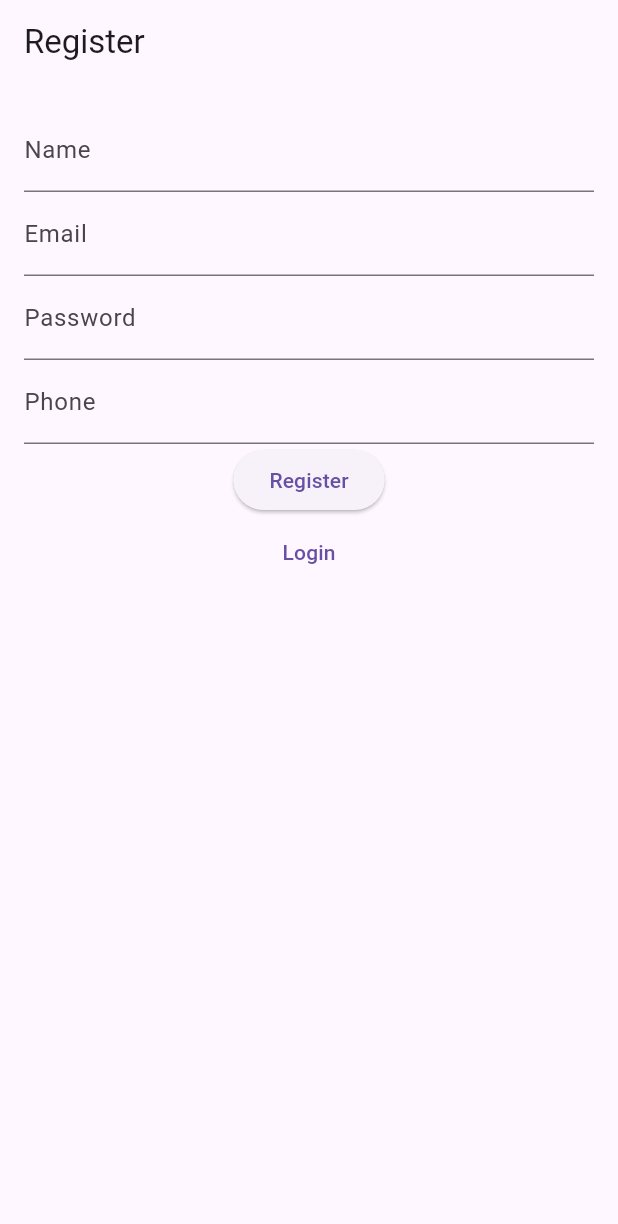
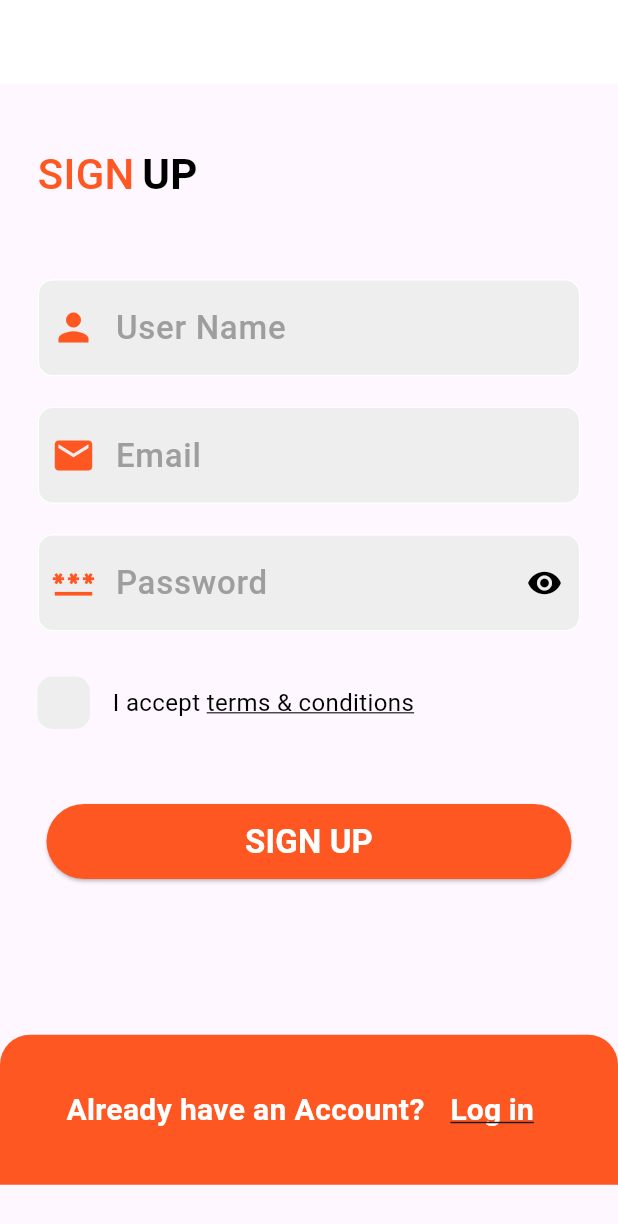
Before and after one commit to saeedbark/backend-fronted-sales-management, a Flutter app: the RegisterScreen screen opened by its route, on a phone screen of 412 x 824 dp. Shown: the top 1224 px of the screen. Run offline on Flutter 3.47's test engine with Material 3 defaults, Android fonts, the light colour scheme and no system bars; our stand-ins replace badges, dio, get, go_router, shared_preferences; missing offline and left inert: talker_dio_logger; accounts and stored records are empty.

Commit message:
refactor code and fixe navigator router

```diff
--- a/frontend/e_commerce/lib/main.dart
+++ b/frontend/e_commerce/lib/main.dart
@@ -1,11 +1,10 @@
 import 'package:e_commerce/routes/app_routes.dart';
 import 'package:flutter/material.dart';
-import 'package:get/get.dart';
 
 
-void main() async {
+void main()  {
   WidgetsFlutterBinding.ensureInitialized();
-  runApp(MyApp());
+  runApp(const MyApp());
 }
 
 class MyApp extends StatelessWidget {
@@ -15,8 +14,8 @@ class MyApp extends StatelessWidget {
   @override
   Widget build(BuildContext context) {
     return MaterialApp.router(
-      routeInformationParser: router.routeInformationParser,
-      routerDelegate: router.routerDelegate,
+
+      routerConfig: router,
       debugShowCheckedModeBanner: false,
     );
   }
--- a/frontend/e_commerce/lib/routes/app_routes.dart
+++ b/frontend/e_commerce/lib/routes/app_routes.dart
@@ -1,7 +1,7 @@
 import 'package:e_commerce/shared_pref/shared_preferences.dart';
 import 'package:e_commerce/src/products/products_view.dart';
-import 'package:e_commerce/src/login/login_view.dart';
-import 'package:e_commerce/src/register/register_view.dart';
+import 'package:e_commerce/src/auth/login/login_view.dart';
+import 'package:e_commerce/src/auth/register/register_view.dart';
 import 'package:go_router/go_router.dart';
 
 
@@ -15,8 +15,14 @@ final GoRouter router = GoRouter(
 
   initialLocation:AppRoutes.login ,
   redirect: (context, state) async{
-    final  token = await SharedPreferencesHelper.getString('token');
-   return token != null && token != '' ? AppRoutes.home : AppRoutes.login;
+    final token = await SharedPreferencesHelper.getString('token');
+    final isAuthenticated = token != null && token.isNotEmpty;
+
+    if (!isAuthenticated && state.location != AppRoutes.register) {
+      return AppRoutes.login;
+    }
+
+    return null;
   },
   routes: [
 
--- a/frontend/e_commerce/lib/src/login/login_controller.dart
+++ b/frontend/e_commerce/lib/src/auth/login/login_controller.dart
@@ -1,8 +1,8 @@
 import 'package:e_commerce/network/app_exceptions.dart';
 import 'package:e_commerce/routes/app_routes.dart';
 import 'package:e_commerce/shared_pref/shared_preferences.dart';
-import 'package:e_commerce/src/login/login_model.dart';
-import 'package:e_commerce/src/login/login_service.dart';
+import 'package:e_commerce/src/auth/login/login_model.dart';
+import 'package:e_commerce/src/auth/login/login_service.dart';
 import 'package:flutter/material.dart';
 import 'package:get/get.dart';
 import 'package:go_router/go_router.dart';
--- a/frontend/e_commerce/lib/src/login/login_view.dart
+++ b/frontend/e_commerce/lib/src/auth/login/login_view.dart
@@ -1,8 +1,6 @@
-
-
 import 'package:e_commerce/constent/my_string.dart';
 import 'package:e_commerce/routes/app_routes.dart';
-import 'package:e_commerce/src/login/login_controller.dart';
+import 'package:e_commerce/src/auth/login/login_controller.dart';
 import 'package:e_commerce/src/widget/auth/auth_button.dart';
 import 'package:e_commerce/src/widget/auth/auth_text_field_form.dart';
 import 'package:e_commerce/src/widget/auth/container_under.dart';
@@ -10,10 +8,10 @@ import 'package:e_commerce/src/widget/text_util.dart';
 import 'package:e_commerce/theme/theme.dart';
 import 'package:flutter/material.dart';
 import 'package:get/get.dart';
+import 'package:go_router/go_router.dart';
 
 class LoginScreen extends StatelessWidget {
   const LoginScreen({super.key});
-
 
   @override
   Widget build(BuildContext context) {
@@ -22,12 +20,12 @@ class LoginScreen extends StatelessWidget {
       child: Scaffold(
         backgroundColor: context.theme.scaffoldBackgroundColor,
         appBar: AppBar(
-          backgroundColor: Get.isDarkMode ? blackColor:Colors.white ,
+          backgroundColor: Get.isDarkMode ? blackColor : Colors.white,
           elevation: 0,
         ),
         body: SingleChildScrollView(
           child: Form(
-            key:controller. formKey,
+            key: controller.formKey,
             child: Column(
               children: [
                 Container(
@@ -45,16 +43,15 @@ class LoginScreen extends StatelessWidget {
                               fontWeight: FontWeight.w500,
                               text: 'LOG',
                               color: Colors.deepOrange,
-                                underline: TextDecoration.none,),
-                            const SizedBox(
-                              width: 5
+                              underline: TextDecoration.none,
                             ),
+                            const SizedBox(width: 5),
                             TextUtils(
                                 fontSize: 28,
                                 fontWeight: FontWeight.bold,
                                 text: 'IN',
                                 color:
-                                    Get.isDarkMode ?  Colors.white : blackColor ,
+                                    Get.isDarkMode ? Colors.white : blackColor,
                                 underline: TextDecoration.none)
                           ],
                         ),
@@ -62,7 +59,7 @@ class LoginScreen extends StatelessWidget {
                           height: 50,
                         ),
                         authTextFromField(
-                          controller:controller. emailController,
+                          controller: controller.emailController,
                           obscureText: false,
                           cursorColor: Colors.black,
                           fillColor: Colors.grey.shade200,
@@ -93,7 +90,7 @@ class LoginScreen extends StatelessWidget {
                         ),
                         GetBuilder<LoginController>(builder: (_) {
                           return authTextFromField(
-                            controller:controller. passwordController,
+                            controller: controller.passwordController,
                             obscureText: controller.isVisibilty ? false : true,
                             cursorColor: Colors.black,
                             fillColor: Colors.grey.shade200,
@@ -143,8 +140,8 @@ class LoginScreen extends StatelessWidget {
                                 fontWeight: FontWeight.normal,
                                 text: 'Forget Password? ',
                                 color: Get.isDarkMode
-                                    ?
-                                    Colors.white :Colors.black,
+                                    ? Colors.white
+                                    : Colors.black,
                                 underline: TextDecoration.none),
                           ),
                         ),
@@ -167,7 +164,7 @@ class LoginScreen extends StatelessWidget {
                             fontSize: 22,
                             fontWeight: FontWeight.normal,
                             text: 'OR',
-                            color: Get.isDarkMode ?   Colors.white : Colors.black,
+                            color: Get.isDarkMode ? Colors.white : Colors.black,
                             underline: TextDecoration.none),
                         const SizedBox(
                           height: 10,
@@ -175,9 +172,9 @@ class LoginScreen extends StatelessWidget {
                         Row(
                           mainAxisAlignment: MainAxisAlignment.center,
                           children: [
-                           GetBuilder<LoginController>(builder: (_){
-                             return  InkWell(
-                               onTap: (){
+                            GetBuilder<LoginController>(builder: (_) {
+                              return InkWell(
+                                onTap: () {
                                   //controller.googleSignUpApp();
                                 },
                                 child: Image.asset(
@@ -196,9 +193,8 @@ class LoginScreen extends StatelessWidget {
                 ContainerUnder(
                   text: "Don't have an Account?",
                   textType: 'Sign up',
-                    onPress: () {
-                      Get.offNamed(AppRoutes.register);
-                    }),
+                  onPress: () => context.go(AppRoutes.register),
+                ),
               ],
             ),
           ),
--- a/frontend/e_commerce/lib/src/register/register_controller.dart
+++ b/frontend/e_commerce/lib/src/auth/register/register_controller.dart
@@ -1,5 +1,5 @@
 import 'package:e_commerce/network/app_exceptions.dart';
-import 'package:e_commerce/src/register/register_service.dart';
+import 'package:e_commerce/src/auth/register/register_service.dart';
 import 'package:flutter/material.dart';
 import 'package:get/get.dart';
 
@@ -11,6 +11,11 @@ class RegisterController extends GetxController {
   final TextEditingController emailController = TextEditingController();
   final TextEditingController passwordController = TextEditingController();
   final TextEditingController phoneController = TextEditingController(); // Add phone field
+
+    final formKey = GlobalKey<FormState>();
+      bool ischeckBox = false;
+
+
 
 
   Future<void> register(String name, String email, String password, String phone) async {
@@ -24,4 +29,20 @@ class RegisterController extends GetxController {
       isLoading.value = false;
     }
   }
+
+
+      bool isVisibilty = false;
+
+
+     void visibilty() {
+    isVisibilty = !isVisibilty;
+    update();
+  }
+
+  void checkBox() {
+    ischeckBox = !ischeckBox;
+    update();
+  }
+
+
 }
--- /dev/null
+++ b/frontend/e_commerce/lib/src/auth/register/register_view.dart
@@ -0,0 +1,212 @@
+import 'package:e_commerce/constent/my_string.dart';
+import 'package:e_commerce/routes/app_routes.dart';
+import 'package:e_commerce/src/auth/register/register_controller.dart';
+import 'package:e_commerce/src/widget/auth/auth_button.dart';
+import 'package:e_commerce/src/widget/auth/auth_text_field_form.dart';
+import 'package:e_commerce/src/widget/auth/container_under.dart';
+import 'package:e_commerce/src/widget/check_widget.dart';
+import 'package:e_commerce/src/widget/text_util.dart';
+import 'package:e_commerce/theme/theme.dart';
+import 'package:flutter/material.dart';
+import 'package:get/get.dart';
+import 'package:go_router/go_router.dart';
+
+class RegisterScreen extends StatelessWidget {
+  const RegisterScreen({super.key});
+  @override
+  Widget build(BuildContext context) {
+    final controller = Get.put(RegisterController());
+    return SafeArea(
+      child: Scaffold(
+        backgroundColor: context.theme.scaffoldBackgroundColor,
+        appBar: AppBar(
+          backgroundColor: Get.isDarkMode ? blackColor : Colors.white,
+          elevation: 0,
+        ),
+        body: SingleChildScrollView(
+          child: Column(
+            children: [
+              SizedBox(
+                width: double.infinity,
+                height: MediaQuery.of(context).size.height / 1.3,
+                child: Padding(
+                  padding: const EdgeInsets.only(left: 25, right: 25, top: 40),
+                  child: Form(
+                    key: controller.formKey,
+                    child: Column(
+                      children: [
+                        Row(
+                          children: [
+                            const TextUtils(
+                              fontSize: 28,
+                              fontWeight: FontWeight.w500,
+                              text: 'SIGN',
+                              color: Colors.deepOrange,
+                              underline: TextDecoration.none,
+                            ),
+                            const SizedBox(width: 5),
+                            TextUtils(
+                              fontSize: 28,
+                              fontWeight: FontWeight.bold,
+                              text: 'UP',
+                              color: Get.isDarkMode ? Colors.white : blackColor,
+                              underline: TextDecoration.none,
+                            )
+                          ],
+                        ),
+                        const SizedBox(height: 50),
+                        authTextFromField(
+                          controller: controller.nameController,
+                          obscureText: false,
+                          cursorColor: Colors.black,
+                          fillColor: Colors.grey.shade200,
+                          prefixIcon: Get.isDarkMode
+                              ? Image.asset(
+                                  'assets/images/user4.png',
+                                  height: 10,
+                                  width: 10,
+                                  color: Colors.blue,
+                                )
+                              : const Icon(
+                                  Icons.person,
+                                  color: Colors.deepOrange,
+                                  size: 30,
+                                ),
+                          suffixIcon: const Text(""),
+                          text: 'User Name',
+                          type: TextInputType.name,
+                          validator: (Value) {
+                            if (Value.toString().length <= 2 ||
+                                !RegExp(validationName).hasMatch(Value)) {
+                              return 'Enter valid name';
+                            }
+                            return null;
+                          },
+                        ),
+                        const SizedBox(height: 20),
+                        authTextFromField(
+                          controller: controller.emailController,
+                          obscureText: false,
+                          cursorColor: Colors.black,
+                          fillColor: Colors.grey.shade200,
+                          prefixIcon: Get.isDarkMode
+                              ? Image.asset(
+                                  'assets/images/email1.png',
+                                  height: 10,
+                                  width: 10,
+                                  color: Colors.blue,
+                                )
+                              : const Icon(
+                                  Icons.email,
+                                  color: Colors.deepOrange,
+                                  size: 30,
+                                ),
+                          suffixIcon: const Text(""),
+                          text: 'Email',
+                          type: TextInputType.emailAddress,
+                          validator: (value) {
+                            if (!RegExp(validationEmail).hasMatch(value)) {
+                              return 'Enter valid email';
+                            }
+                            return null;
+                          },
+                        ),
+                        const SizedBox(
+                          height: 20,
+                        ),
+                        GetBuilder<RegisterController>(
+                          builder: (_) {
+                            return authTextFromField(
+                              controller: controller.passwordController,
+                              obscureText:
+                                  controller.isVisibilty ? false : true,
+                              cursorColor: Colors.black,
+                              fillColor: Colors.grey.shade200,
+                              prefixIcon: Get.isDarkMode
+                                  ? Image.asset(
+                                      'assets/images/passwo.png',
+                                      height: 7,
+                                      width: 7,
+                                      color: Colors.blue,
+                                    )
+                                  : const Icon(
+                                      Icons.password,
+                                      color: Colors.deepOrange,
+                                      size: 30,
+                                    ),
+                              suffixIcon: IconButton(
+                                onPressed: controller.visibilty,
+                                icon: controller.isVisibilty
+                                    ? const Icon(
+                                        Icons.visibility_off,
+                                        color: Colors.black,
+                                      )
+                                    : const Icon(
+                                        Icons.visibility,
+                                        color: Colors.black,
+                                      ),
+                              ),
+                              text: 'Password',
+                              type: TextInputType.visiblePassword,
+                              validator: (value) {
+                                if (value.toString().length <= 8) {
+                                  return 'Password should be longer or equal to 8 characters';
+                                }
+                                return null;
+                              },
+                            );
+                          },
+                        ),
+                        const SizedBox(height: 30),
+                        const CheckWidget(),
+                        const SizedBox(height: 50),
+                        GetBuilder<RegisterController>(
+                          builder: (_) {
+                            return AuthButton(
+                              onpress: () {
+                                if (controller.ischeckBox == false) {
+                                  Get.snackbar(
+                                    'Check Box',
+                                    'please , Accept terms & conditions',
+                                    snackPosition: SnackPosition.BOTTOM,
+                                    backgroundColor: Colors.green,
+                                    colorText: Colors.white,
+                                  );
+                                } else {
+                                  //    if(formKey.currentState!.validate()){
+                                  String name =
+                                      controller.nameController.text.trim();
+                                  String email =
+                                      controller.emailController.text.trim();
+                                  String password =
+                                      controller.passwordController.text;
+                                  // controller.signUpUsingFirebase(
+                                  //     name: name,
+                                  //     email: email,
+                                  //     password: password
+                                  // );
+                                  controller.ischeckBox = true;
+                                  //    }
+                                }
+                              },
+                              text: 'SIGN UP',
+                            );
+                          },
+                        ),
+                      ],
+                    ),
+                  ),
+                ),
+              ),
+              ContainerUnder(
+                text: 'Already have an Account? ',
+                textType: 'Log in',
+                onPress: () => context.go(AppRoutes.login),
+              ),
+            ],
+          ),
+        ),
+      ),
+    );
+  }
+}
--- a/frontend/e_commerce/lib/src/register/register_view.dart
+++ /dev/null
@@ -1,61 +0,0 @@
-import 'package:e_commerce/src/register/register_controller.dart';
-import 'package:flutter/material.dart';
-import 'package:get/get.dart';
-
-class RegisterScreen extends StatelessWidget {
-
-
- const  RegisterScreen({super.key});
-
-
-  @override
-  Widget build(BuildContext context) {
-  final RegisterController controller = Get.put(RegisterController());
-    return Scaffold(
-      appBar: AppBar(title: const Text('Register')),
-      body: Padding(
-        padding: const EdgeInsets.all(16.0),
-        child: Column(
-          children: [
-            TextField(
-              controller: controller.nameController,
-              decoration: const InputDecoration(labelText: 'Name'),
-            ),
-            TextField(
-              controller: controller.emailController,
-              decoration: const InputDecoration(labelText: 'Email'),
-            ),
-            TextField(
-              controller: controller.passwordController,
-              decoration: const InputDecoration(labelText: 'Password'),
-              obscureText: true,
-            ),
-            TextField(
-              controller:controller. phoneController, // Add phone field
-              decoration: const InputDecoration(labelText: 'Phone'),
-            ),
-            Obx(() => controller.isLoading.value
-                ? const CircularProgressIndicator()
-                : ElevatedButton(
-                    onPressed: () {
-                      controller.register(
-                       controller. nameController.text,
-                       controller. emailController.text,
-                       controller. passwordController.text,
-                       controller. phoneController.text, // Add phone field
-                      );
-                    },
-                    child: const Text('Register'),
-                  )),
-            TextButton(
-              onPressed: () {
-                Get.toNamed('/login');
-              },
-              child: const Text('Login'),
-            ),
-          ],
-        ),
-      ),
-    );
-  }
-}
--- /dev/null
+++ b/frontend/e_commerce/lib/src/widget/check_widget.dart
@@ -0,0 +1,62 @@
+import 'package:e_commerce/src/auth/register/register_controller.dart';
+import 'package:e_commerce/src/widget/text_util.dart';
+import 'package:flutter/material.dart';
+import 'package:get/get.dart';
+
+class CheckWidget extends StatelessWidget {
+  const CheckWidget({super.key});
+  @override
+  Widget build(BuildContext context) {
+    final registerController = Get.put(RegisterController());
+    return GetBuilder<RegisterController>(
+      builder: (_) {
+        return Row(
+          children: [
+            InkWell(
+              onTap: registerController.checkBox,
+              child: Container(
+                height: 35,
+                width: 35,
+                decoration: BoxDecoration(
+                  color: Colors.grey.shade200,
+                  borderRadius: BorderRadius.circular(10),
+                ),
+                child: registerController.ischeckBox
+                    ? Get.isDarkMode
+                        ? Image.asset(
+                            'assets/images/check.png',
+                            fit: BoxFit.cover,
+                            color: Colors.blue,
+                          )
+                        : const Icon(
+                            Icons.done,
+                            color: Colors.deepOrange,
+                          )
+                    : Container(),
+              ),
+            ),
+            const SizedBox(width: 15),
+            Row(
+              children: [
+                TextUtils(
+                  fontSize: 16,
+                  fontWeight: FontWeight.normal,
+                  text: 'I accept ',
+                  color: Get.isDarkMode ? Colors.white : Colors.black,
+                  underline: TextDecoration.none,
+                ),
+                TextUtils(
+                  fontSize: 16,
+                  fontWeight: FontWeight.normal,
+                  text: 'terms & conditions ',
+                  color: Get.isDarkMode ? Colors.white : Colors.black,
+                  underline: TextDecoration.underline,
+                )
+              ],
+            )
+          ],
+        );
+      },
+    );
+  }
+}
```
Also changed, not shown: frontend/e_commerce/lib/src/auth/login/login_model.dart (renamed from frontend/e_commerce/lib/src/login/login_model.dart), frontend/e_commerce/lib/src/auth/login/login_service.dart (renamed from frontend/e_commerce/lib/src/login/login_service.dart), frontend/e_commerce/lib/src/auth/register/register_model.dart (renamed from frontend/e_commerce/lib/src/register/register_model.dart), frontend/e_commerce/lib/src/auth/register/register_service.dart (renamed from frontend/e_commerce/lib/src/register/register_service.dart). Lines whose indentation alone changed are shown as unchanged.
